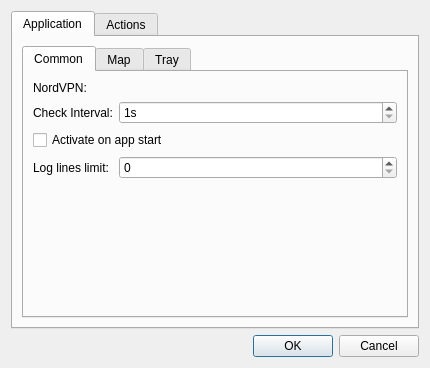
First picture: the form in app/settings/settingsdialog.ui, repository sendevent/yangl, before the edit.
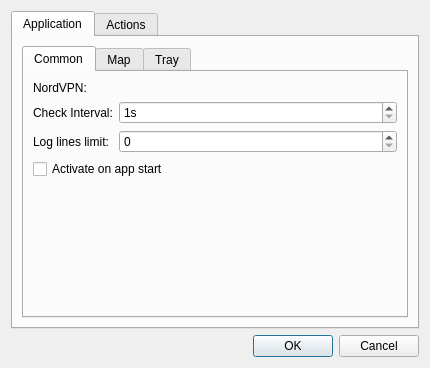
Second picture: the form after the edit. The open tabs and pages were chosen to show the change. Custom widgets are drawn as their Qt base class.

Commit message: Layouts margins removed

```diff
--- a/app/settings/settingsdialog.ui
+++ b/app/settings/settingsdialog.ui
@@ -61,27 +61,27 @@
              </property>
             </widget>
            </item>
-           <item row="2" column="0" colspan="2">
-            <widget class="QCheckBox" name="checkBoxAutoActive">
-             <property name="text">
-              <string>Activate on app start</string>
-             </property>
-            </widget>
-           </item>
-           <item row="3" column="0">
+           <item row="2" column="0">
             <widget class="QLabel" name="label_4">
              <property name="text">
               <string>Log lines limit:</string>
              </property>
             </widget>
            </item>
-           <item row="3" column="1">
+           <item row="2" column="1">
             <widget class="QSpinBox" name="spinBoxLogLines">
              <property name="maximum">
               <number>10000</number>
              </property>
             </widget>
            </item>
+           <item row="3" column="0" colspan="2">
+            <widget class="QCheckBox" name="checkBoxAutoActive">
+             <property name="text">
+              <string>Activate on app start</string>
+             </property>
+            </widget>
+           </item>
           </layout>
          </widget>
          <widget class="QWidget" name="tabAppMap">
```
Left out of the diff: 2 changed lines with no effect on the pictures. The commit also changes 4 other files.
